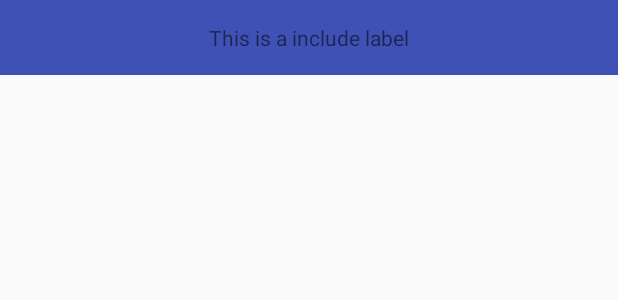
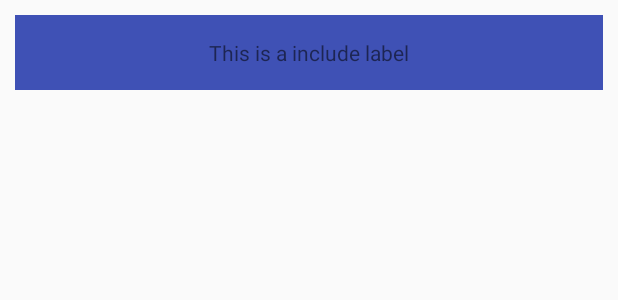
Before and after one commit to DysaniazzZ/ArtOfAndroid, an Android app: the layout activity_main.xml on its own in the app's theme, with its tools: preview values and no code run, on a phone screen of 412 x 824 dp. Shown: the top 300 px of the screen. Run offline under Robolectric (Android 15) with nearby library versions, the phone set to English and light mode, and no system bars.

Commit message:
chapter15: the supplement of include usage

```diff
--- a/chapter15/src/main/java/com/dysania/artofandroid/chapter15/MainActivity.java
+++ b/chapter15/src/main/java/com/dysania/artofandroid/chapter15/MainActivity.java
@@ -10,7 +10,7 @@ public class MainActivity extends AppCompatActivity {
         super.onCreate(savedInstanceState);
         setContentView(R.layout.activity_main);
 
-//        findViewById(R.id.ll_title_layout).setBackgroundColor(getResources().getColor(R.color.colorAccent));
-        findViewById(R.id.include_title_layout).setBackgroundColor(getResources().getColor(R.color.colorAccent));
+//        findViewById(R.id.root_layout).setBackgroundColor(getResources().getColor(R.color.colorAccent));
+        findViewById(R.id.include_layout).setBackgroundColor(getResources().getColor(R.color.colorAccent));
     }
 }
--- a/chapter15/src/main/res/layout/activity_main.xml
+++ b/chapter15/src/main/res/layout/activity_main.xml
@@ -2,15 +2,18 @@
 <LinearLayout
   xmlns:android="http://schemas.android.com/apk/res/android"
   android:layout_width="match_parent"
-  android:layout_height="match_parent">
+  android:layout_height="match_parent"
+  android:orientation="vertical">
 
-  <!--include标签只支持android:layout开头的属性，android:id除外。-->
+  <!--include标签只支持android:layout开头的属性，android:id除外-->
+  <!--include标签中的layout开头属性必须和width、height结合使用才会有效-->
   <!--include标签中的layout:width和layout:height必须同时存在，否则设置无效-->
-  <!--include标签和被包含布局根元素同时制定了id属性，以include标签指定的id为准-->
+  <!--include标签和被包含布局根元素同时指定了id属性，以include标签指定的id为准-->
   <include
-    android:id="@+id/include_title_layout"
-    layout="@layout/item_title_layout"
+    android:id="@+id/include_layout"
+    layout="@layout/item_include_layout"
     android:layout_width="match_parent"
-    android:layout_height="50dp"/>
+    android:layout_height="50dp"
+    android:layout_margin="10dp"/>
 
 </LinearLayout>
--- a/chapter15/src/main/res/layout/item_title_layout.xml
+++ b/chapter15/src/main/res/layout/item_include_layout.xml
@@ -1,6 +1,6 @@
 <?xml version="1.0" encoding="utf-8"?>
 <LinearLayout xmlns:android="http://schemas.android.com/apk/res/android"
-  android:id="@+id/ll_title_layout"
+  android:id="@+id/root_layout"
   android:layout_width="match_parent"
   android:layout_height="20dp"
   android:background="@color/colorPrimary"
```
